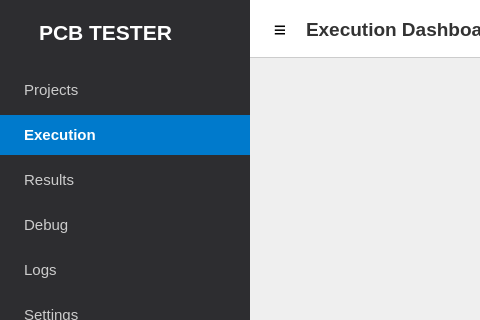
Old version of the form src/ui/forms/main_window.ui in the repository SuryaPrasathB/Comminent-PCB-Tester; both pictures show x 0 to 480 and y 0 to 320 of the 1280 by 800 pixel window.
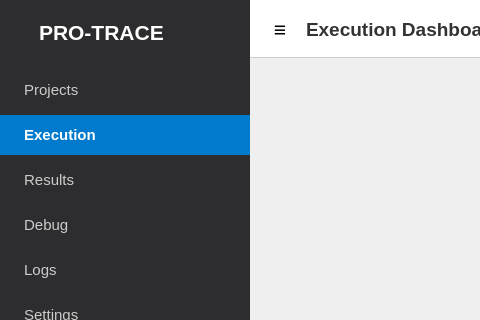
New version of the form.

Commit message:
Use PNG for sidebar logo in PRO-TRACE
Modified `src/ui/main_window.py` to prioritize `resources/icons/app_icon.png` for the sidebar logo while retaining `app_icon.ico` for the window icon. This ensures higher quality rendering for the internal UI logo.

Patch:
```diff
--- a/src/ui/forms/main_window.ui
+++ b/src/ui/forms/main_window.ui
@@ -120,7 +120,7 @@
              <string notr="true">font-size: 16pt; font-weight: bold; color: white; margin-left: 10px;</string>
             </property>
             <property name="text">
-             <string>PCB TESTER</string>
+             <string>PRO-TRACE</string>
             </property>
            </widget>
           </item>
```
Left out of the diff: 2 changed lines with no effect on the pictures. The commit also changes 8 other files.
